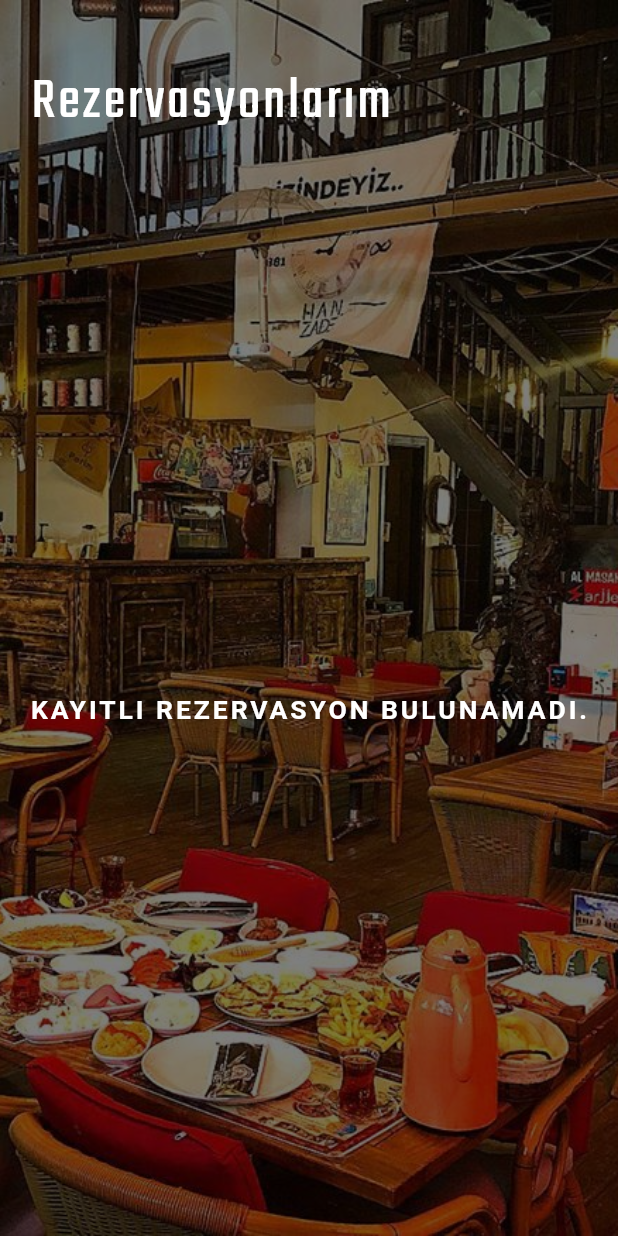
After one commit to ergulburak/hanzade_rezervasyon, a Flutter app: the KarsilamaEkran screen opened by its route, after a tap on "Rezervasyonlarım", on a phone screen of 412 x 824 dp. The commit adds this screen. Run offline on Flutter 3.47's test engine with Material 2 defaults, Android fonts, the phone set to English and light mode, and no system bars; our stand-ins replace auto_size_text, bot_toast, cloud_firestore, firebase_auth, firebase_messaging, flutter_datetime_picker and 3 more; missing offline and left inert: get_ip, wc_form_validators; accounts and stored records are empty; network calls fail.

Commit message:
rezervasyonlarımı görüntüle eklendi.bazı hatalar giderildi.

```diff
--- a/lib/Pages/karsilama.dart
+++ b/lib/Pages/karsilama.dart
@@ -179,6 +179,39 @@ class _KarsilamaEkranState extends State<KarsilamaEkran> {
                               ),
                             ),
                           ),
+                        ),
+                        SizedBox(
+                          height: 20,
+                        ),
+                        InkWell(
+                          onTap: () {
+                            Navigator.pushNamed(context, "/rezlerim");
+                          },
+                          child: Container(
+                            decoration: BoxDecoration(
+                              color: Colors.white,
+                              borderRadius: BorderRadius.only(
+                                  topLeft: Radius.circular(5),
+                                  topRight: Radius.circular(5),
+                                  bottomLeft: Radius.circular(5),
+                                  bottomRight: Radius.circular(5)),
+                            ),
+                            width: globals.telefonWidth * 0.65,
+                            height: 50,
+                            child: FittedBox(
+                              fit: BoxFit.scaleDown,
+                              child: Padding(
+                                padding: EdgeInsets.all(10),
+                                child: Center(
+                                  child: Text(
+                                    "Rezervasyonlarım",
+                                    style: GoogleFonts.teko(
+                                        color: Colors.black, fontSize: 20),
+                                  ),
+                                ),
+                              ),
+                            ),
+                          ),
                         )
                       ],
                     ),
--- /dev/null
+++ b/lib/Pages/rezervasyonlarim.dart
@@ -0,0 +1,365 @@
+import 'dart:ui';
+
+import 'package:auto_size_text/auto_size_text.dart';
+import 'package:firebase_auth/firebase_auth.dart';
+import 'package:flutter/material.dart';
+import 'package:google_fonts/google_fonts.dart';
+import 'package:hanzade_rezervasyon/Services/db.dart';
+import 'package:hanzade_rezervasyon/Services/tablo/rezervasyon.dart';
+import 'package:intl/intl.dart';
+
+class Rezervasyonlarim extends StatefulWidget {
+  @override
+  _RezervasyonlarimState createState() => _RezervasyonlarimState();
+}
+
+class _RezervasyonlarimState extends State<Rezervasyonlarim> {
+  final FirebaseAuth _firebaseAuth = FirebaseAuth.instance;
+  List<Rezervasyon> _rezervasyonListesi = [];
+  bool rezGelisiKontrol = false;
+  _rezervasyonumuGetir() {
+    _firebaseAuth.currentUser().then((value) {
+      Services.getRezervasyonumuGetir(value.email).then((gelenRez) {
+        _rezervasyonListesi = gelenRez;
+        rezGelisiKontrol = true;
+        setState(() {});
+      });
+    });
+  }
+
+  @override
+  void initState() {
+    _rezervasyonumuGetir();
+    super.initState();
+  }
+
+  @override
+  Widget build(BuildContext context) {
+    return WillPopScope(
+      onWillPop: () => Future.value(true),
+      child: Scaffold(
+        body: Stack(
+          children: <Widget>[
+            Align(
+              alignment: Alignment.topCenter,
+              child: new Container(
+                decoration: new BoxDecoration(
+                  image: new DecorationImage(
+                    image: new ExactAssetImage('assets/rezFoto.jpg'),
+                    fit: BoxFit.cover,
+                  ),
+                ),
+                child: new BackdropFilter(
+                  filter: new ImageFilter.blur(sigmaX: 0.0, sigmaY: 0.0),
+                  child: new Container(
+                    decoration:
+                        new BoxDecoration(color: Colors.white.withOpacity(0.0)),
+                  ),
+                ),
+              ),
+            ),
+            Align(
+              alignment: Alignment.topCenter,
+              child: new Container(
+                height: MediaQuery.of(context).size.height,
+                width: MediaQuery.of(context).size.width,
+                color: Colors.black.withOpacity(0.5),
+              ),
+            ),
+            !rezGelisiKontrol
+                ? Center(
+                    child: CircularProgressIndicator(),
+                  )
+                : SafeArea(
+                    child: Padding(
+                      padding: EdgeInsets.all(0),
+                      child: Column(
+                        mainAxisAlignment: MainAxisAlignment.start,
+                        crossAxisAlignment: CrossAxisAlignment.start,
+                        children: <Widget>[
+                          SizedBox(
+                            height: 20,
+                          ),
+                          Padding(
+                            padding: EdgeInsets.all(20),
+                            child: Text(
+                              "Rezervasyonlarım",
+                              style: GoogleFonts.teko(
+                                color: Colors.white,
+                                fontSize: 40,
+                                letterSpacing: 2,
+                              ),
+                            ),
+                          ),
+                          _rezervasyonListesi.length != 0
+                              ? Expanded(
+                                  flex: 1,
+                                  child: Center(
+                                    child: Container(
+                                      width: MediaQuery.of(context).size.width -
+                                          40,
+                                      child: ListView.builder(
+                                        itemCount: _rezervasyonListesi.length,
+                                        itemBuilder: (context, index) {
+                                          return _bilgiCard(
+                                              _rezervasyonListesi[index]
+                                                  .rezervasyonTarih,
+                                              _rezervasyonListesi[index]
+                                                  .rezervasyonMasa,
+                                              _rezervasyonListesi[index]
+                                                  .rezervasyonKisiSayisi,
+                                              _rezervasyonListesi[index]
+                                                  .rezervasyonNotu,
+                                              _rezervasyonListesi[index].id,
+                                              index);
+                                        },
+                                      ),
+                                    ),
+                                  ),
+                                )
+                              : FittedBox(
+                                  fit: BoxFit.scaleDown,
+                                  child: Padding(
+                                    padding: EdgeInsets.fromLTRB(
+                                      20,
+                                      (MediaQuery.of(context).size.height / 2) -
+                                          60,
+                                      20,
+                                      10,
+                                    ),
+                                    child: Text(
+                                      "KAYITLI REZERVASYON BULUNAMADI.",
+                                      style: TextStyle(
+                                        color: Colors.white,
+                                        fontSize: 18,
+                                        fontWeight: FontWeight.bold,
+                                        letterSpacing: 2,
+                                      ),
+                                    ),
+                                  ),
+                                ),
+                          _rezervasyonListesi.length != 0
+                              ? Align(
+                                  alignment: Alignment.bottomCenter,
+                                  child: Padding(
+                                    padding: EdgeInsets.all(20),
+                                    child: FittedBox(
+                                      fit: BoxFit.scaleDown,
+                                      child: Text(
+                                        "İptal etmek için yana kaydırın.",
+                                        style: GoogleFonts.teko(
+                                          color: Colors.white,
+                                          fontSize: 20,
+                                          letterSpacing: 2,
+                                        ),
+                                      ),
+                                    ),
+                                  ),
+                                )
+                              : Container(),
+                        ],
+                      ),
+                    ),
+                  ),
+          ],
+        ),
+      ),
+    );
+  }
+
+  Widget _bilgiCard(String tarih, String masaNo, String kisiSayisi, String not,
+      String id, int index) {
+    DateTime tarihim = DateFormat('yyyy-MM-dd HH:mm').parse(tarih);
+    return Padding(
+      padding: EdgeInsets.fromLTRB(0, 2.5, 0, 2.5),
+      child: Dismissible(
+        background: Container(
+          decoration: BoxDecoration(
+              borderRadius: BorderRadius.circular(5), color: Colors.red),
+          child: Padding(
+            padding: EdgeInsets.only(left: 10),
+            child: Text(
+              "Sil",
+              style: TextStyle(
+                  color: Colors.white,
+                  fontWeight: FontWeight.bold,
+                  fontSize: 70),
+            ),
+          ),
+        ),
+        key: UniqueKey(),
+        child: FittedBox(
+          fit: BoxFit.scaleDown,
+          child: Center(
+            child: Container(
+              decoration: BoxDecoration(
+                borderRadius: BorderRadius.circular(5),
+                color: Colors.grey[900],
+              ),
+              height: 190,
+              width: MediaQuery.of(context).size.width - 20,
+              child: Row(
+                crossAxisAlignment: CrossAxisAlignment.start,
+                mainAxisAlignment: MainAxisAlignment.start,
+                children: <Widget>[
+                  Padding(
+                    padding: EdgeInsets.fromLTRB(20, 20, 15, 20),
+                    child: Container(
+                      width: (MediaQuery.of(context).size.width - 20) / 2.6,
+                      child: Column(
+                        crossAxisAlignment: CrossAxisAlignment.start,
+                        mainAxisAlignment: MainAxisAlignment.start,
+                        children: <Widget>[
+                          Text(
+                            "TARİH",
+                            style: TextStyle(
+                                color: Colors.grey[100],
+                                fontWeight: FontWeight.bold,
+                                letterSpacing: 2),
+                          ),
+                          SizedBox(
+                            height: 10,
+                          ),
+                          FittedBox(
+                            fit: BoxFit.scaleDown,
+                            child: Column(
+                              crossAxisAlignment: CrossAxisAlignment.start,
+                              children: <Widget>[
+                                Text(
+                                  DateFormat('dd-MM-yyyy').format(tarihim),
+                                  style: TextStyle(
+                                      color: Colors.grey[100],
+                                      fontWeight: FontWeight.w300,
+                                      fontSize: 20),
+                                ),
+                                Text(
+                                  DateFormat('HH:mm').format(tarihim),
+                                  style: TextStyle(
+                                      color: Colors.grey[100],
+                                      fontWeight: FontWeight.w300,
+                                      fontSize: 20),
+                                ),
+                              ],
+                            ),
+                          ),
+                          SizedBox(
+                            height: 20,
+                          ),
+                          Text(
+                            "MASA NO",
+                            style: TextStyle(
+                              color: Colors.white,
+                              fontWeight: FontWeight.bold,
+                              letterSpacing: 2,
+                            ),
+                          ),
+                          SizedBox(
+                            height: 10,
+                          ),
+                          FittedBox(
+                            fit: BoxFit.scaleDown,
+                            child: Text(
+                              masaNo,
+                              style: TextStyle(
+                                  color: Colors.white,
+                                  fontWeight: FontWeight.w300,
+                                  fontSize: 20),
+                            ),
+                          ),
+                        ],
+                      ),
+                    ),
+                  ),
+                  Padding(
+                    padding: EdgeInsets.fromLTRB(0, 20, 15, 20),
+                    child: Container(
+                      width: (MediaQuery.of(context).size.width - 20) / 2.6,
+                      child: Column(
+                        crossAxisAlignment: CrossAxisAlignment.start,
+                        mainAxisAlignment: MainAxisAlignment.start,
+                        children: <Widget>[
+                          Text(
+                            "KİŞİ SAYISI",
+                            style: TextStyle(
+                              color: Colors.grey[100],
+                              fontWeight: FontWeight.bold,
+                              letterSpacing: 2,
+                            ),
+                          ),
+                          SizedBox(
+                            height: 10,
+                          ),
+                          FittedBox(
+                            fit: BoxFit.scaleDown,
+                            child: Text(
+                              kisiSayisi,
+                              style: TextStyle(
+                                  color: Colors.grey[100],
+                                  fontWeight: FontWeight.w300,
+                                  fontSize: 20),
+                            ),
+                          ),
+                          SizedBox(
+                            height: 20,
+                          ),
+                          Text(
+                            "NOT",
+                            style: TextStyle(
+                              color: Colors.white,
+                              fontWeight: FontWeight.bold,
+                              letterSpacing: 2,
+                            ),
+                          ),
+                          SizedBox(
+                            height: 10,
+                          ),
+                          AutoSizeText(
+                            not != "" ? not : "Not yok.",
+                            style: TextStyle(
+                                color: Colors.white,
+                                fontWeight: FontWeight.w300,
+                                fontSize: 10),
+                            maxLines: 4,
+                            overflowReplacement:
+                                Text('Not görüntülenemeyecek kadar uzun'),
+                          )
+                        ],
+                      ),
+                    ),
+                  ),
+                ],
+              ),
+            ),
+          ),
+        ),
+        onDismissed: (direction) {
+          setState(() {
+            showDialog<bool>(
+              context: context,
+              builder: (c) => AlertDialog(
+                title: Text('Uyarı'),
+                content: Text('Silmek istediğine emin misin?'),
+                actions: [
+                  FlatButton(
+                    child: Text('Evet'),
+                    onPressed: () {
+                      Services.rezervasyonSil(id).then((value) {
+                        _rezervasyonListesi.removeAt(index);
+                        Navigator.pop(c, false);
+                        setState(() {});
+                      });
+                    },
+                  ),
+                  FlatButton(
+                    child: Text('Hayır'),
+                    onPressed: () => Navigator.pop(c, false),
+                  ),
+                ],
+              ),
+            );
+          });
+        },
+      ),
+    );
+  }
+}
--- a/lib/Services/db.dart
+++ b/lib/Services/db.dart
@@ -11,10 +11,13 @@ class Services {
   static const _GET_MASA_BILGI_ACTION = 'MASA_BILGI';
   static const _GET_REZERVASYON_ALL_BY_TARIH_ACTION =
       'REZERVASYON_ALL_BY_TARIH';
+  static const _GET_REZERVASYONUMU_GETIR_ACTION = 'REZERVASYONUMU_GETIR';
 
   static const _SET_INSERT_TOKEN_ACTION = 'INSERT_TOKEN';
 
   static const _ADD_REZERVASYON_KAYIT_ACTION = 'REZERVASYON_KAYIT';
+
+  static const _DEL_REZERVASYONU_SIL_ACTION = 'REZERVASYONU_SIL';
 /*
   ****************************************************************************
   ****************************************************************************05326026538
@@ -59,6 +62,28 @@ class Services {
       }
     } catch (e) {
       print("RABT Catch Hatası:" + e.toString());
+      return List<Rezervasyon>();
+    }
+  }
+
+  static Future<List<Rezervasyon>> getRezervasyonumuGetir(String email) async {
+    try {
+      var map = Map<String, dynamic>();
+      map['action'] = _GET_REZERVASYONUMU_GETIR_ACTION;
+      map['eposta'] = email;
+      final response = await http.post(ROOT, body: map);
+      print('Gelen rezervasyonum: ${response.body}');
+      if (200 == response.statusCode) {
+        if (response.body == "boş") {
+          return List<Rezervasyon>();
+        }
+        List<Rezervasyon> list = parseResponseRezervasyon(response.body);
+        return list;
+      } else {
+        return List<Rezervasyon>();
+      }
+    } catch (e) {
+      print("RG Catch Hatası:" + e.toString());
       return List<Rezervasyon>();
     }
   }
@@ -154,6 +179,34 @@ class Services {
     }
   }
 
+  /*
+  ****************************************************************************
+  ****************************************************************************
+  ****************************************************************************
+                              Silme metodları
+  ****************************************************************************
+  ****************************************************************************
+  ****************************************************************************
+*/
+  static Future<String> rezervasyonSil(String rezId) async {
+    try {
+      var map = Map<String, dynamic>();
+      map['action'] = _DEL_REZERVASYONU_SIL_ACTION;
+      map['id'] = rezId;
+      final response = await http.post(ROOT, body: map);
+      print('Sonuç: ${response.body}');
+      if (200 == response.statusCode) {
+        String list = response.body;
+        return list;
+      } else {
+        return "NULL";
+      }
+    } catch (e) {
+      print("Silme Hata: " + e);
+      return "NULL";
+    }
+  }
+
 /*
   ****************************************************************************
   ****************************************************************************
--- a/lib/Services/sayfaYonlendirici.dart
+++ b/lib/Services/sayfaYonlendirici.dart
@@ -5,6 +5,7 @@ import 'package:hanzade_rezervasyon/Pages/Rezervasyon/rezOnizleme.dart';
 import 'package:hanzade_rezervasyon/Pages/feedback.dart';
 import 'package:hanzade_rezervasyon/Pages/karsilama.dart';
 import 'package:hanzade_rezervasyon/Pages/login.dart';
+import 'package:hanzade_rezervasyon/Pages/rezervasyonlarim.dart';
 
 import '../main.dart';
 
@@ -24,6 +25,8 @@ class RouteGenerator {
         return MaterialPageRoute(builder: (_) => MasaSecimi());
       case '/geribildirim':
         return MaterialPageRoute(builder: (_) => GeriBildirim());
+      case '/rezlerim':
+        return MaterialPageRoute(builder: (_) => Rezervasyonlarim());
       case '/rezonizleme':
         return MaterialPageRoute(
             builder: (_) => RezervasyonOnizleme(
--- a/lib/main.dart
+++ b/lib/main.dart
@@ -62,10 +62,10 @@ class _MyHomePageState extends State<MyHomePage> {
   Future<void> _handleStartScreen() async {
     AuthService _auth = AuthService();
     if (await _auth.isLoggedIn()) {
-      Future.delayed(const Duration(seconds: 3),
+      Future.delayed(const Duration(seconds: 2),
           () => Navigator.pushNamed(context, "/karsilama"));
     } else {
-      Future.delayed(const Duration(seconds: 3),
+      Future.delayed(const Duration(seconds: 2),
           () => Navigator.pushNamed(context, "/login"));
     }
   }
--- a/pubspec.yaml
+++ b/pubspec.yaml
@@ -41,7 +41,7 @@ dependencies:
   wc_form_validators: ^0.1.1
   bot_toast: ^3.0.0
   get_ip: ^0.4.0
-  get_it: ^4.0.2
+  auto_size_text: ^2.1.0
 
 dev_dependencies:
   flutter_test:
```
Also changed, not shown: pubspec.lock.
